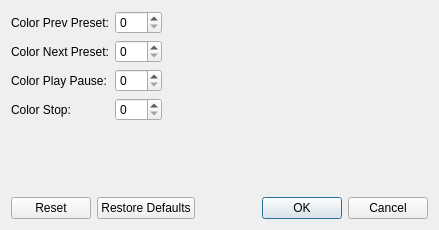
Before: the Qt Designer form widgets/loopstationsettingsdialog.ui in 0xFEEDC0DE64/DrumMachine, drawn with Qt 5.
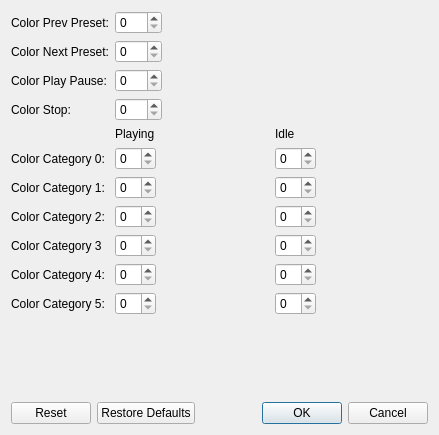
After: the same form once the commit is applied.

Diff of the .ui file:
```diff
--- a/widgets/loopstationsettingsdialog.ui
+++ b/widgets/loopstationsettingsdialog.ui
@@ -7,7 +7,7 @@
     <x>0</x>
     <y>0</y>
     <width>439</width>
-    <height>230</height>
+    <height>435</height>
    </rect>
   </property>
   <property name="windowTitle">
@@ -15,19 +15,67 @@
   </property>
   <layout class="QVBoxLayout" name="verticalLayout">
    <item>
-    <layout class="QFormLayout" name="formLayout">
-     <item row="0" column="0">
-      <widget class="QLabel" name="labelColorPrevPreset">
+    <layout class="QGridLayout" name="gridLayout">
+     <item row="3" column="1">
+      <layout class="QHBoxLayout" name="horizontalLayout_4">
+       <item>
+        <widget class="QSpinBox" name="spinBoxColorStop">
+         <property name="maximum">
+          <number>255</number>
+         </property>
+        </widget>
+       </item>
+       <item>
+        <spacer name="horizontalSpacer_4">
+         <property name="orientation">
+          <enum>Qt::Horizontal</enum>
+         </property>
+         <property name="sizeHint" stdset="0">
+          <size>
+           <width>40</width>
+           <height>20</height>
+          </size>
+         </property>
+        </spacer>
+       </item>
+      </layout>
+     </item>
+     <item row="2" column="1">
+      <layout class="QHBoxLayout" name="horizontalLayout_3">
+       <item>
+        <widget class="QSpinBox" name="spinBoxColorPlayPause">
+         <property name="maximum">
+          <number>255</number>
+         </property>
+        </widget>
+       </item>
+       <item>
+        <spacer name="horizontalSpacer_3">
+         <property name="orientation">
+          <enum>Qt::Horizontal</enum>
+         </property>
+         <property name="sizeHint" stdset="0">
+          <size>
+           <width>40</width>
+           <height>20</height>
+          </size>
+         </property>
+        </spacer>
+       </item>
+      </layout>
+     </item>
+     <item row="4" column="2">
+      <widget class="QLabel" name="labelIdle">
        <property name="text">
-        <string>Color Prev Preset:</string>
+        <string>Idle</string>
        </property>
        <property name="buddy">
         <cstring>spinBoxColorPrevPreset</cstring>
        </property>
       </widget>
      </item>
-     <item row="0" column="1">
-      <layout class="QHBoxLayout" name="horizontalLayout">
+     <item row="1" column="1">
+      <layout class="QHBoxLayout" name="horizontalLayout_2">
        <item>
         <widget class="QSpinBox" name="spinBoxColorPrevPreset">
          <property name="maximum">
@@ -36,7 +84,7 @@
         </widget>
        </item>
        <item>
-        <spacer name="horizontalSpacer">
+        <spacer name="horizontalSpacer_2">
          <property name="orientation">
           <enum>Qt::Horizontal</enum>
          </property>
@@ -50,11 +98,18 @@
        </item>
       </layout>
      </item>
-     <item row="1" column="0">
-      <widget class="QLabel" name="labelColorNextPreset">
+     <item row="4" column="1">
+      <widget class="QLabel" name="labelPlaying">
        <property name="text">
-        <string>Color Next Preset:</string>
+        <string>Playing</string>
        </property>
+      </widget>
+     </item>
+     <item row="5" column="0">
+      <widget class="QLabel" name="labelColorCategory0">
+       <property name="text">
+        <string>Color Category 0:</string>
+       </property>
        <property name="buddy">
         <cstring>spinBoxColorNextPreset</cstring>
        </property>
@@ -70,6 +125,26 @@
        </property>
       </widget>
      </item>
+     <item row="5" column="1">
+      <layout class="QHBoxLayout" name="horizontalLayout_5">
+       <item>
+        <widget class="QSpinBox" name="spinBox"/>
+       </item>
+       <item>
+        <spacer name="horizontalSpacer_5">
+         <property name="orientation">
+          <enum>Qt::Horizontal</enum>
+         </property>
+         <property name="sizeHint" stdset="0">
+          <size>
+           <width>40</width>
+           <height>20</height>
+          </size>
+         </property>
+        </spacer>
+       </item>
+      </layout>
+     </item>
      <item row="3" column="0">
       <widget class="QLabel" name="labelColorStop">
        <property name="text">
@@ -80,8 +155,68 @@
        </property>
       </widget>
      </item>
-     <item row="1" column="1">
-      <layout class="QHBoxLayout" name="horizontalLayout_2">
+     <item row="9" column="0">
+      <widget class="QLabel" name="labelColorCategory4">
+       <property name="text">
+        <string>Color Category 4:</string>
+       </property>
+       <property name="buddy">
+        <cstring>spinBox_9</cstring>
+       </property>
+      </widget>
+     </item>
+     <item row="1" column="0">
+      <widget class="QLabel" name="labelColorNextPreset">
+       <property name="text">
+        <string>Color Next Preset:</string>
+       </property>
+       <property name="buddy">
+        <cstring>spinBoxColorNextPreset</cstring>
+       </property>
+      </widget>
+     </item>
+     <item row="0" column="0">
+      <widget class="QLabel" name="labelColorPrevPreset">
+       <property name="text">
+        <string>Color Prev Preset:</string>
+       </property>
+       <property name="buddy">
+        <cstring>spinBoxColorPrevPreset</cstring>
+       </property>
+      </widget>
+     </item>
+     <item row="6" column="0">
+      <widget class="QLabel" name="labelColorCategory1">
+       <property name="text">
+        <string>Color Category 1:</string>
+       </property>
+       <property name="buddy">
+        <cstring>spinBox_3</cstring>
+       </property>
+      </widget>
+     </item>
+     <item row="7" column="0">
+      <widget class="QLabel" name="labelColorCategory2">
+       <property name="text">
+        <string>Color Category 2:</string>
+       </property>
+       <property name="buddy">
+        <cstring>spinBox_5</cstring>
+       </property>
+      </widget>
+     </item>
+     <item row="8" column="0">
+      <widget class="QLabel" name="labelColorCategory3">
+       <property name="text">
+        <string>Color Category 3</string>
+       </property>
+       <property name="buddy">
+        <cstring>spinBox_7</cstring>
+       </property>
+      </widget>
+     </item>
+     <item row="0" column="1">
+      <layout class="QHBoxLayout" name="horizontalLayout">
        <item>
         <widget class="QSpinBox" name="spinBoxColorNextPreset">
          <property name="maximum">
@@ -90,7 +225,7 @@
         </widget>
        </item>
        <item>
-        <spacer name="horizontalSpacer_2">
+        <spacer name="horizontalSpacer">
          <property name="orientation">
           <enum>Qt::Horizontal</enum>
          </property>
@@ -104,17 +239,43 @@
        </item>
       </layout>
      </item>
-     <item row="2" column="1">
-      <layout class="QHBoxLayout" name="horizontalLayout_3">
+     <item row="10" column="0">
+      <widget class="QLabel" name="labelColorCategory5">
+       <property name="text">
+        <string>Color Category 5:</string>
+       </property>
+       <property name="buddy">
+        <cstring>spinBox_11</cstring>
+       </property>
+      </widget>
+     </item>
+     <item row="5" column="2">
+      <layout class="QHBoxLayout" name="horizontalLayout_6">
        <item>
-        <widget class="QSpinBox" name="spinBoxColorPlayPause">
-         <property name="maximum">
-          <number>255</number>
+        <widget class="QSpinBox" name="spinBox_2"/>
+       </item>
+       <item>
+        <spacer name="horizontalSpacer_6">
+         <property name="orientation">
+          <enum>Qt::Horizontal</enum>
          </property>
-        </widget>
+         <property name="sizeHint" stdset="0">
+          <size>
+           <width>40</width>
+           <height>20</height>
+          </size>
+         </property>
+        </spacer>
        </item>
+      </layout>
+     </item>
+     <item row="6" column="1">
+      <layout class="QHBoxLayout" name="horizontalLayout_7">
        <item>
-        <spacer name="horizontalSpacer_3">
+        <widget class="QSpinBox" name="spinBox_3"/>
+       </item>
+       <item>
+        <spacer name="horizontalSpacer_7">
          <property name="orientation">
           <enum>Qt::Horizontal</enum>
          </property>
@@ -128,17 +289,173 @@
        </item>
       </layout>
      </item>
-     <item row="3" column="1">
-      <layout class="QHBoxLayout" name="horizontalLayout_4">
+     <item row="6" column="2">
+      <layout class="QHBoxLayout" name="horizontalLayout_8">
        <item>
-        <widget class="QSpinBox" name="spinBoxColorStop">
-         <property name="maximum">
-          <number>255</number>
+        <widget class="QSpinBox" name="spinBox_4"/>
+       </item>
+       <item>
+        <spacer name="horizontalSpacer_8">
+         <property name="orientation">
+          <enum>Qt::Horizontal</enum>
          </property>
-        </widget>
+         <property name="sizeHint" stdset="0">
+          <size>
+           <width>40</width>
+           <height>20</height>
+          </size>
+         </property>
+        </spacer>
        </item>
+      </layout>
+     </item>
+     <item row="7" column="1">
+      <layout class="QHBoxLayout" name="horizontalLayout_9">
        <item>
-        <spacer name="horizontalSpacer_4">
+        <widget class="QSpinBox" name="spinBox_5"/>
+       </item>
+       <item>
+        <spacer name="horizontalSpacer_9">
+         <property name="orientation">
+          <enum>Qt::Horizontal</enum>
+         </property>
+         <property name="sizeHint" stdset="0">
+          <size>
+           <width>40</width>
+           <height>20</height>
+          </size>
+         </property>
+        </spacer>
+       </item>
+      </layout>
+     </item>
+     <item row="7" column="2">
+      <layout class="QHBoxLayout" name="horizontalLayout_10">
+       <item>
+        <widget class="QSpinBox" name="spinBox_6"/>
+       </item>
+       <item>
+        <spacer name="horizontalSpacer_10">
+         <property name="orientation">
+          <enum>Qt::Horizontal</enum>
+         </property>
+         <property name="sizeHint" stdset="0">
+          <size>
+           <width>40</width>
+           <height>20</height>
+          </size>
+         </property>
+        </spacer>
+       </item>
+      </layout>
+     </item>
+     <item row="8" column="1">
+      <layout class="QHBoxLayout" name="horizontalLayout_11">
+       <item>
+        <widget class="QSpinBox" name="spinBox_7"/>
+       </item>
+       <item>
+        <spacer name="horizontalSpacer_11">
+         <property name="orientation">
+          <enum>Qt::Horizontal</enum>
+         </property>
+         <property name="sizeHint" stdset="0">
+          <size>
+           <width>40</width>
+           <height>20</height>
+          </size>
+         </property>
+        </spacer>
+       </item>
+      </layout>
+     </item>
+     <item row="8" column="2">
+      <layout class="QHBoxLayout" name="horizontalLayout_12">
+       <item>
+        <widget class="QSpinBox" name="spinBox_8"/>
+       </item>
+       <item>
+        <spacer name="horizontalSpacer_12">
+         <property name="orientation">
+          <enum>Qt::Horizontal</enum>
+         </property>
+         <property name="sizeHint" stdset="0">
+          <size>
+           <width>40</width>
+           <height>20</height>
+          </size>
+         </property>
+        </spacer>
+       </item>
+      </layout>
+     </item>
+     <item row="9" column="1">
+      <layout class="QHBoxLayout" name="horizontalLayout_13">
+       <item>
+        <widget class="QSpinBox" name="spinBox_9"/>
+       </item>
+       <item>
+        <spacer name="horizontalSpacer_13">
+         <property name="orientation">
+          <enum>Qt::Horizontal</enum>
+         </property>
+         <property name="sizeHint" stdset="0">
+          <size>
+           <width>40</width>
+           <height>20</height>
+          </size>
+         </property>
+        </spacer>
+       </item>
+      </layout>
+     </item>
+     <item row="9" column="2">
+      <layout class="QHBoxLayout" name="horizontalLayout_14">
+       <item>
+        <widget class="QSpinBox" name="spinBox_10"/>
+       </item>
+       <item>
+        <spacer name="horizontalSpacer_14">
+         <property name="orientation">
+          <enum>Qt::Horizontal</enum>
+         </property>
+         <property name="sizeHint" stdset="0">
+          <size>
+           <width>40</width>
+           <height>20</height>
+          </size>
+         </property>
+        </spacer>
+       </item>
+      </layout>
+     </item>
+     <item row="10" column="1">
+      <layout class="QHBoxLayout" name="horizontalLayout_15">
+       <item>
+        <widget class="QSpinBox" name="spinBox_11"/>
+       </item>
+       <item>
+        <spacer name="horizontalSpacer_15">
+         <property name="orientation">
+          <enum>Qt::Horizontal</enum>
+         </property>
+         <property name="sizeHint" stdset="0">
+          <size>
+           <width>40</width>
+           <height>20</height>
+          </size>
+         </property>
+        </spacer>
+       </item>
+      </layout>
+     </item>
+     <item row="10" column="2">
+      <layout class="QHBoxLayout" name="horizontalLayout_16">
+       <item>
+        <widget class="QSpinBox" name="spinBox_12"/>
+       </item>
+       <item>
+        <spacer name="horizontalSpacer_16">
          <property name="orientation">
           <enum>Qt::Horizontal</enum>
          </property>
@@ -154,6 +471,19 @@
      </item>
     </layout>
    </item>
+   <item>
+    <spacer name="verticalSpacer">
+     <property name="orientation">
+      <enum>Qt::Vertical</enum>
+     </property>
+     <property name="sizeHint" stdset="0">
+      <size>
+       <width>20</width>
+       <height>40</height>
+      </size>
+     </property>
+    </spacer>
+   </item>
    <item>
     <widget class="QDialogButtonBox" name="buttonBox">
      <property name="orientation">
```
Left out of the diff: 9 changed lines with no effect on the pictures.
